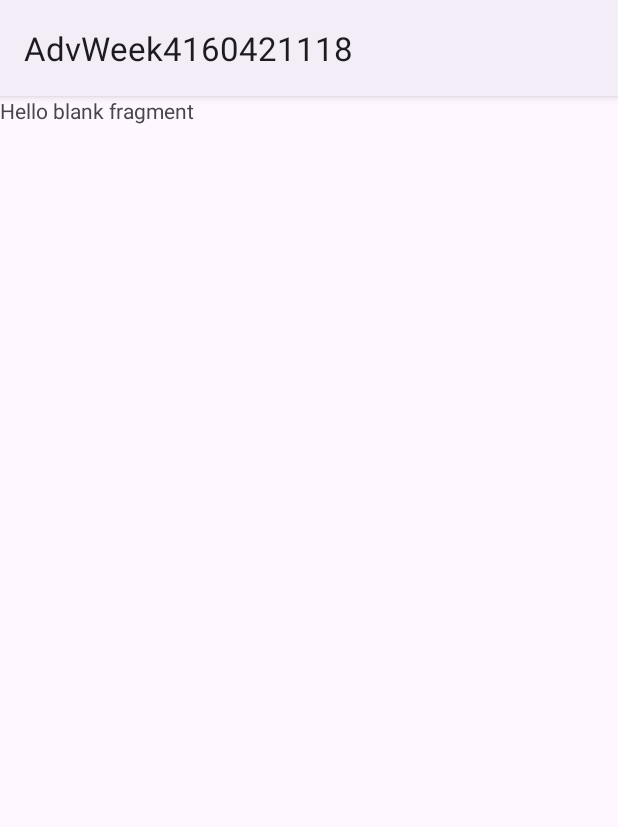
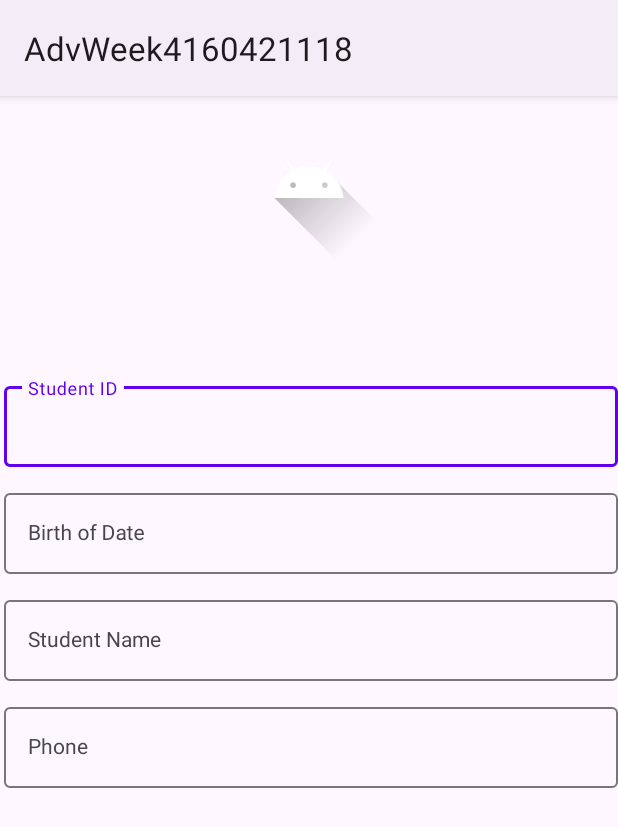
Before and after one commit to KevinTegar/AdvWeek4160421118, an Android app: the fragment StudentDetailFragment shown on its own in the app's theme, on a phone screen of 412 x 824 dp. Shown: the top 827 px of the screen. Run offline under Robolectric (Android 15) with nearby library versions, the phone set to English and light mode, and no system bars.

```diff
--- a/app/build.gradle.kts
+++ b/app/build.gradle.kts
@@ -51,6 +51,8 @@ dependencies {
     implementation("androidx.swiperefreshlayout:swiperefreshlayout:1.1.0")
     implementation("com.google.android.material:material:1.11.0-alpha03")
     implementation("androidx.constraintlayout:constraintlayout:2.1.4")
+    implementation("androidx.navigation:navigation-fragment-ktx:2.7.7")
+    implementation("androidx.navigation:navigation-ui-ktx:2.7.7")
     testImplementation("junit:junit:4.13.2")
     androidTestImplementation("androidx.test.ext:junit:1.1.5")
     androidTestImplementation("androidx.test.espresso:espresso-core:3.5.1")
--- a/app/src/main/res/layout/fragment_student_detail.xml
+++ b/app/src/main/res/layout/fragment_student_detail.xml
@@ -1,14 +1,82 @@
 <?xml version="1.0" encoding="utf-8"?>
 <FrameLayout xmlns:android="http://schemas.android.com/apk/res/android"
+    xmlns:app="http://schemas.android.com/apk/res-auto"
     xmlns:tools="http://schemas.android.com/tools"
     android:layout_width="match_parent"
     android:layout_height="match_parent"
     tools:context=".view.StudentDetailFragment">
 
-    <!-- TODO: Update blank fragment layout -->
-    <TextView
+    <androidx.constraintlayout.widget.ConstraintLayout
         android:layout_width="match_parent"
-        android:layout_height="match_parent"
-        android:text="@string/hello_blank_fragment" />
+        android:layout_height="match_parent">
 
+        <ImageView
+            android:id="@+id/imageView2"
+            android:layout_width="wrap_content"
+            android:layout_height="wrap_content"
+            android:layout_marginTop="4dp"
+            android:layout_marginEnd="152dp"
+            android:src="@drawable/ic_launcher_foreground"
+            app:layout_constraintEnd_toEndOf="parent"
+            app:layout_constraintTop_toTopOf="parent" />
+
+        <com.google.android.material.textfield.TextInputLayout
+            android:id="@+id/textInputLayout"
+            android:layout_width="409dp"
+            android:layout_height="wrap_content"
+            android:layout_marginTop="188dp"
+            app:layout_constraintEnd_toEndOf="parent"
+            app:layout_constraintTop_toTopOf="parent">
+
+            <com.google.android.material.textfield.TextInputEditText
+                style="@style/Widget.Material3.TextInputLayout.OutlinedBox"
+                android:layout_width="match_parent"
+                android:layout_height="wrap_content"
+                android:hint="Student ID" />
+        </com.google.android.material.textfield.TextInputLayout>
+
+        <com.google.android.material.textfield.TextInputLayout
+            android:id="@+id/textInputLayout3"
+            android:layout_width="409dp"
+            android:layout_height="wrap_content"
+            android:layout_marginTop="12dp"
+            app:layout_constraintEnd_toEndOf="parent"
+            app:layout_constraintTop_toBottomOf="@+id/textInputLayout2">
+
+            <com.google.android.material.textfield.TextInputEditText
+                style="@style/Widget.Material3.TextInputLayout.OutlinedBox"
+                android:layout_width="match_parent"
+                android:layout_height="wrap_content"
+                android:hint="Student Name" />
+        </com.google.android.material.textfield.TextInputLayout>
+
+        <com.google.android.material.textfield.TextInputLayout
+            android:id="@+id/textInputLayout2"
+            android:layout_width="409dp"
+            android:layout_height="wrap_content"
+            android:layout_marginTop="12dp"
+            app:layout_constraintEnd_toEndOf="parent"
+            app:layout_constraintTop_toBottomOf="@+id/textInputLayout">
+
+            <com.google.android.material.textfield.TextInputEditText
+                style="@style/Widget.Material3.TextInputLayout.OutlinedBox"
+                android:layout_width="match_parent"
+                android:layout_height="wrap_content"
+                android:hint="Birth of Date" />
+        </com.google.android.material.textfield.TextInputLayout>
+
+        <com.google.android.material.textfield.TextInputLayout
+            android:layout_width="409dp"
+            android:layout_height="wrap_content"
+            android:layout_marginTop="12dp"
+            app:layout_constraintEnd_toEndOf="parent"
+            app:layout_constraintTop_toBottomOf="@+id/textInputLayout3">
+
+            <com.google.android.material.textfield.TextInputEditText
+                style="@style/Widget.Material3.TextInputLayout.OutlinedBox"
+                android:layout_width="match_parent"
+                android:layout_height="wrap_content"
+                android:hint="Phone" />
+        </com.google.android.material.textfield.TextInputLayout>
+    </androidx.constraintlayout.widget.ConstraintLayout>
 </FrameLayout>
```
Also changed, not shown: app/src/main/res/layout/activity_main.xml (+11 -0 lines), app/src/main/res/layout/fragment_student_list.xml (+35 -3 lines), app/src/main/res/layout/student_list_item.xml (added, +60 -0 lines), app/src/main/res/navigation/main_navigation.xml (added, +22 -0 lines).
